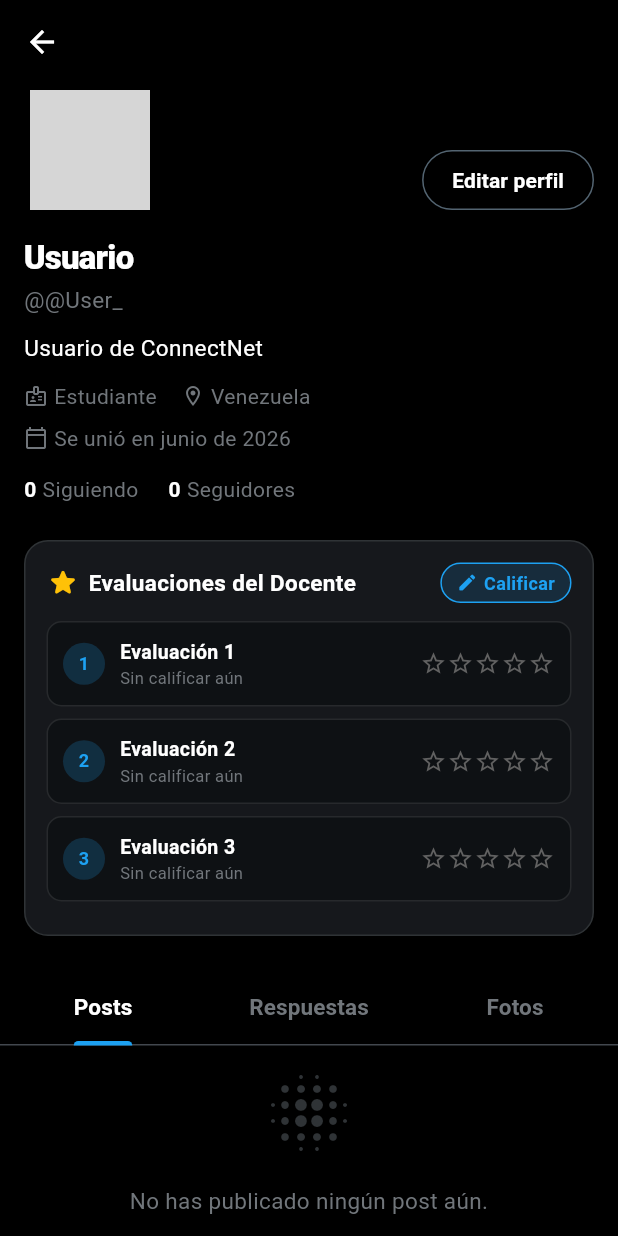
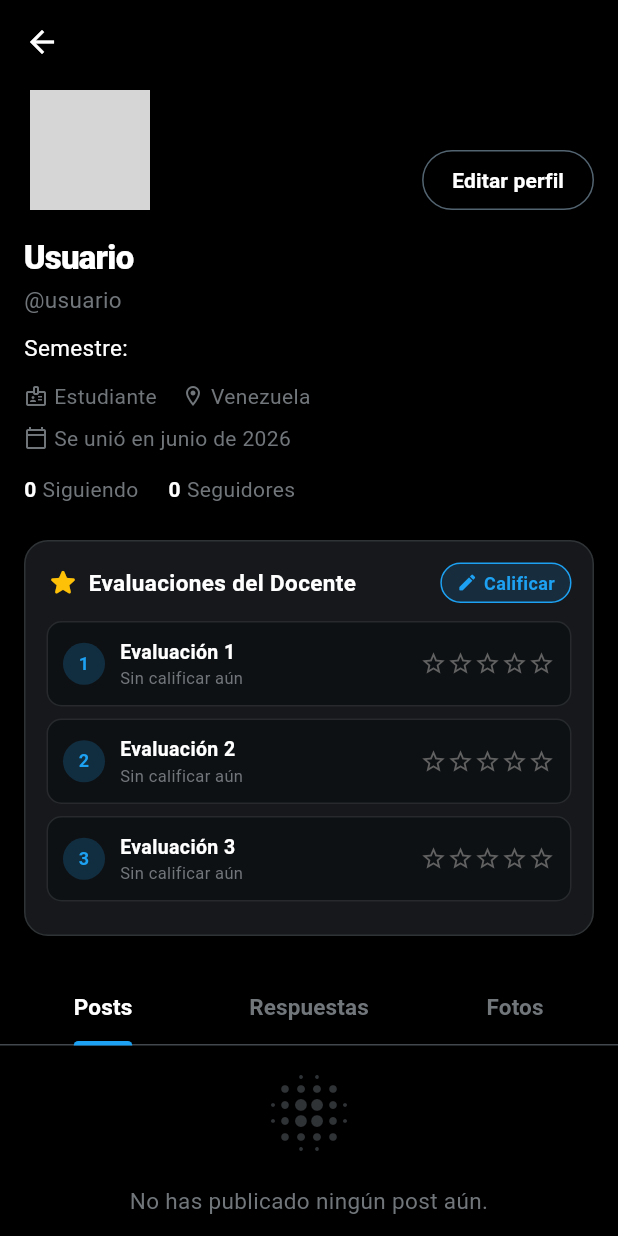
Before and after one commit to Pasek56/Connecnet, a Flutter app: the screen it shows once a user with an empty profile is signed in, after a tap on "Mi Perfil", on a phone screen of 412 x 824 dp. Run offline on Flutter 3.47's test engine with Material 3 defaults, Android fonts, the phone set to English and light mode, and no system bars; our stand-ins replace flutter_linkify, image_picker, supabase_flutter; accounts and stored records are empty; network calls fail; grey boxes are pictures that could not be loaded.

Commit message:
feat: implement ProfileScreen and DashboardScreen components with Supabase integration

```diff
--- a/lib/screens/profile_screen.dart
+++ b/lib/screens/profile_screen.dart
@@ -1,4 +1,4 @@
-import 'package:flutter/foundation.dart' show kIsWeb;
+import 'package:flutter/foundation.dart' show kIsWeb, Uint8List;
 import 'package:flutter/material.dart';
 import 'package:image_picker/image_picker.dart';
 import 'package:supabase_flutter/supabase_flutter.dart';
@@ -41,35 +41,6 @@ class _ProfileScreenState extends State<ProfileScreen>
     super.initState();
     _tabController = TabController(length: 3, vsync: this);
     _fetchProfile();
-  }
-
-  void _updateLocalProfileState(Map<String, dynamic> data) {
-    _profileName = '${data['nombres'] ?? ''} ${data['apellidos'] ?? ''}'.trim();
-    if (_profileName.isEmpty) _profileName = 'Usuario';
-
-    if (data['pfp'] != null && data['pfp'].toString().isNotEmpty) {
-      _profileImageUrl = data['pfp'];
-    }
-
-    final handleName =
-        data['nombres'] != null && data['nombres'].toString().isNotEmpty
-        ? data['nombres'].toString().split(' ').first
-        : 'User';
-    final handleLast =
-        data['apellidos'] != null && data['apellidos'].toString().isNotEmpty
-        ? data['apellidos'].toString().split(' ').first
-        : '';
-    _profileHandle = '@${handleName}_$handleLast'.replaceAll(' ', '');
-
-    if (data['profile_type'] == 'estudiante') {
-      final semestre = data['semestre'] ?? 1;
-      _profileBio = 'Estudiante de $semestre Semestre.';
-    } else if (data['profile_type'] == 'profesional') {
-      final titulo = data['titulo'] ?? 'Profesional';
-      _profileBio = '$titulo';
-    } else {
-      _profileBio = 'Usuario de ConnectNet';
-    }
   }
 
   Future<void> _fetchUserPosts() async {
```
Also changed, not shown: lib/screens/dashboard_screen.dart (+23 -0 lines), 3 other files.
